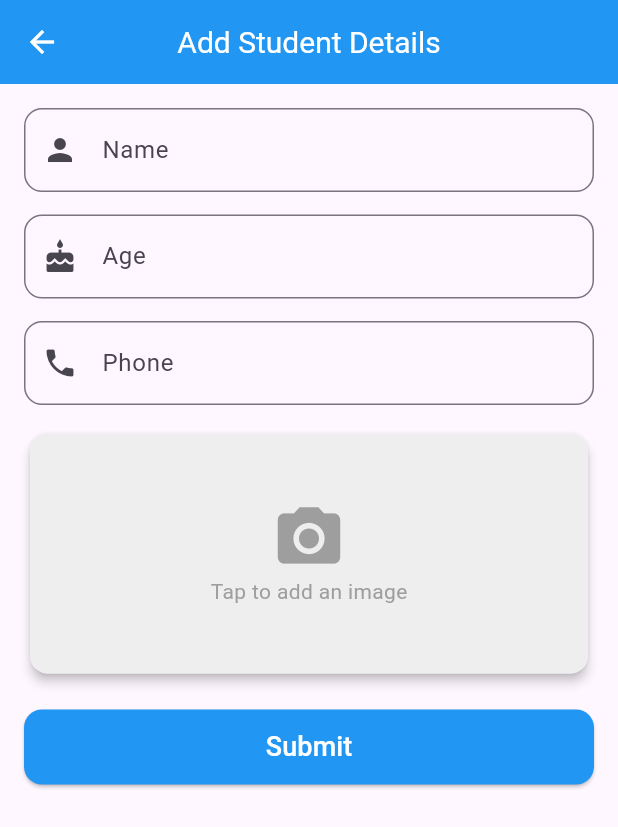
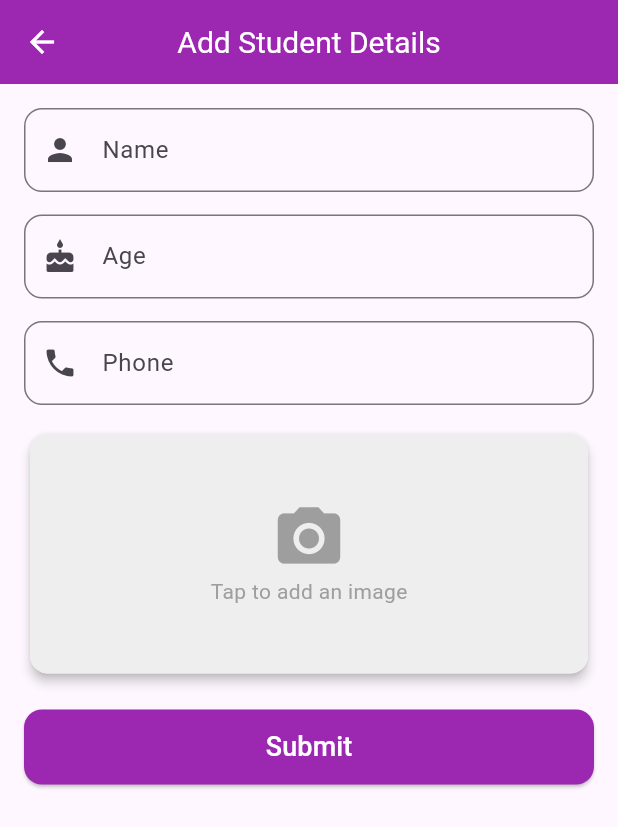
Before and after one commit to abhinandri/student_managmentApp_provider, a Flutter app: the HomePage screen opened directly, after a tap on the "add" icon, on a phone screen of 412 x 824 dp. Shown: the top 827 px of the screen. Run offline on Flutter 3.47's test engine with Material 3 defaults, Android fonts, the phone set to English and light mode, and no system bars; our stand-ins replace get, hive, hive_flutter, image_picker; accounts and stored records are empty.

Commit message:
First commit

```diff
--- a/lib/view/add_student.dart
+++ b/lib/view/add_student.dart
@@ -1,5 +1,6 @@
 import 'package:flutter/material.dart';
-import 'package:provider/provider.dart';
+import 'package:get/get.dart';
+
 import 'package:provider_student_app/controller/add_student_controller.dart';
 import 'package:provider_student_app/model/student_model.dart';
 import 'package:provider_student_app/view/custome_text.dart';
@@ -9,30 +10,21 @@ class AddStudent extends StatelessWidget {
   final int? index;
   AddStudent({super.key, this.student, this.index});
 
-  // final TextEditingController nameController = TextEditingController();
-  // final TextEditingController ageController = TextEditingController();
-  // final TextEditingController phoneController = TextEditingController();
+  final StudentController controller = Get.find<StudentController>();
+
   @override
   Widget build(BuildContext context) {
-    final studentProvider = Provider.of<StudentProvider>(context);
-
-    // if (student != null) {
-    //   nameController.text = student!.name;
-    //   ageController.text = student!.age;
-    //   phoneController.text = student!.phoneNumber;
-    // }
-
     return Scaffold(
       appBar: AppBar(
         title: CustomText(text: 'Add Student Details'),
-        backgroundColor: Colors.blue,
+        backgroundColor: Colors.purple,
         centerTitle: true,
         iconTheme: IconThemeData(color: Colors.white),
       ),
       body: Padding(
         padding: const EdgeInsets.all(16.0),
         child: Form(
-          key: studentProvider.formKey,
+          key: controller.formKey,
           child: SingleChildScrollView(
             child: Column(
               crossAxisAlignment: CrossAxisAlignment.start,
@@ -40,7 +32,7 @@ class AddStudent extends StatelessWidget {
                 // Name Field
                 TextFormField(
                   autovalidateMode: AutovalidateMode.onUserInteraction,
-                  controller: studentProvider.nameController,
+                  controller: controller.nameController,
                   decoration: InputDecoration(
                     labelText: 'Name',
                     border: OutlineInputBorder(
@@ -56,7 +48,7 @@ class AddStudent extends StatelessWidget {
                 // Age Field
                 TextFormField(
                   autovalidateMode: AutovalidateMode.onUserInteraction,
-                  controller: studentProvider.ageController,
+                  controller: controller.ageController,
                   decoration: InputDecoration(
                     labelText: 'Age',
                     border: OutlineInputBorder(
@@ -78,7 +70,7 @@ class AddStudent extends StatelessWidget {
                 // Phone Number Field
                 TextFormField(
                   autovalidateMode: AutovalidateMode.onUserInteraction,
-                  controller: studentProvider.numberController,
+                  controller: controller.numberController,
                   decoration: InputDecoration(
                     labelText: 'Phone',
                     border: OutlineInputBorder(
@@ -100,8 +92,9 @@ class AddStudent extends StatelessWidget {
                 // Image Picker
                 Center(
                   child: GestureDetector(
-                    onTap: studentProvider.pickImage,
-                    child: Card(
+                      onTap: controller.pickImage,
+                      child: Obx(
+                        () => Card(
                           shape: RoundedRectangleBorder(
                             borderRadius: BorderRadius.circular(12),
                           ),
@@ -113,7 +106,7 @@ class AddStudent extends StatelessWidget {
                               borderRadius: BorderRadius.circular(12),
                               color: Colors.grey[200],
                             ),
-                        child: studentProvider.image == null
+                            child: controller.image.value == null
                                 ? const Column(
                                     mainAxisAlignment: MainAxisAlignment.center,
                                     children: [
@@ -126,7 +119,7 @@ class AddStudent extends StatelessWidget {
                                 : ClipRRect(
                                     borderRadius: BorderRadius.circular(12),
                                     child: Image.file(
-                                  studentProvider.image!,
+                                      controller.image.value!,
                                       width: double.infinity,
                                       height: 160,
                                       fit: BoxFit.cover,
@@ -134,7 +127,7 @@ class AddStudent extends StatelessWidget {
                                   ),
                           ),
                         ),
-                  ),
+                      )),
                 ),
                 SizedBox(height: 20),
 
@@ -144,9 +137,9 @@ class AddStudent extends StatelessWidget {
                     width: double.infinity,
                     height: 50,
                     child: ElevatedButton(
-                      onPressed: () => studentProvider.submitForm(context),
+                      onPressed: () => controller.submitForm(context),
                       style: ElevatedButton.styleFrom(
-                        backgroundColor: Colors.blue,
+                        backgroundColor: Colors.purple,
                         shape: RoundedRectangleBorder(
                           borderRadius: BorderRadius.circular(12),
                         ),
--- a/lib/view/homepage.dart
+++ b/lib/view/homepage.dart
@@ -1,5 +1,6 @@
 import 'package:flutter/material.dart';
-import 'package:provider/provider.dart';
+import 'package:get/get.dart';
+
 import 'package:provider_student_app/controller/add_student_controller.dart';
 import 'package:provider_student_app/view/add_student.dart';
 import 'package:provider_student_app/view/custome_text.dart';
@@ -7,18 +8,19 @@ import 'package:provider_student_app/view/grideview.dart';
 import 'package:provider_student_app/view/listview.dart';
 
 class HomePage extends StatelessWidget {
-  const HomePage({super.key});
+  HomePage({super.key});
+
+  final StudentController studentController = Get.find<StudentController>();
+  final TextEditingController searchController = TextEditingController();
 
   @override
   Widget build(BuildContext context) {
-    TextEditingController searchController = TextEditingController();
-
     return DefaultTabController(
       length: 2, // Number of tabs
       child: Scaffold(
         appBar: AppBar(
           centerTitle: true,
-          backgroundColor: Colors.blue,
+          backgroundColor: Colors.purple,
           title: const CustomText(text: "Student Details"),
         ),
         body: Padding(
@@ -29,8 +31,7 @@ class HomePage extends StatelessWidget {
               TextField(
                 controller: searchController,
                 onChanged: (query) {
-                  Provider.of<StudentProvider>(context, listen: false)
-                      .searchStudent(query);
+                  studentController.searchStudent(query);
                 },
                 decoration: InputDecoration(
                   hintText: 'Search...',
@@ -40,7 +41,7 @@ class HomePage extends StatelessWidget {
                   ),
                   focusedBorder: OutlineInputBorder(
                     borderRadius: BorderRadius.circular(12),
-                    borderSide: BorderSide(color: Colors.blue, width: 1),
+                    borderSide: BorderSide(color: Colors.purple, width: 1),
                   ),
                 ),
               ),
@@ -48,8 +49,8 @@ class HomePage extends StatelessWidget {
 
               // TabBar Below Search Bar
               const TabBar(
-                labelColor: Colors.blue,
-                indicatorColor: Colors.blue,
+                labelColor: Colors.purple,
+                indicatorColor: Colors.purple,
                 tabs: [
                   Tab(icon: Icon(Icons.list), text: "List View"),
                   Tab(icon: Icon(Icons.grid_view), text: "Gride View"),
@@ -59,7 +60,7 @@ class HomePage extends StatelessWidget {
               const SizedBox(height: 10),
 
               // TabBarView
-              const Expanded(
+              Expanded(
                 child: TabBarView(
                   children: [
                     StudentListView(), // First tab content
@@ -72,10 +73,9 @@ class HomePage extends StatelessWidget {
         ),
         floatingActionButton: FloatingActionButton(
           onPressed: () {
-            Navigator.push(context,
-                MaterialPageRoute(builder: ((context) => AddStudent())));
+            Get.to(() => AddStudent());
           },
-          backgroundColor: Colors.blue,
+          backgroundColor: Colors.purple,
           child: Icon(
             Icons.add,
             color: Colors.white,
--- a/lib/view/listview.dart
+++ b/lib/view/listview.dart
@@ -1,30 +1,35 @@
-
 import 'dart:io';
 
 import 'package:flutter/material.dart';
-import 'package:provider/provider.dart';
+import 'package:get/get.dart';
 import 'package:provider_student_app/controller/add_student_controller.dart';
+
 import 'package:provider_student_app/view/custome_text.dart';
 import 'package:provider_student_app/view/details.dart';
 
-
 class StudentListView extends StatelessWidget {
-  const StudentListView({super.key});
-
+  StudentListView({super.key});
+  final StudentController studentController = Get.put(StudentController());
   @override
   Widget build(BuildContext context) {
-    return Consumer<StudentProvider>(
-      builder: (context, provider, child) {
-        if (provider.students.isEmpty) {
-          return const Center(child: Text("No students added yet!"));
+    return Obx(() {
+      final studentList = studentController.filteredStudents.isEmpty
+          ? studentController.students
+          : studentController.filteredStudents;
+
+      if (studentList.isEmpty) {
+        return Center(
+          child: Text('No students added yet!'),
+        );
       }
+
       return ListView.builder(
-          itemCount: provider.students.length,
+        itemCount: studentList.length,
         itemBuilder: (context, index) {
-            var student = provider.students[index];
+          var student = studentList[index];
           return GestureDetector(
-              onTap: (){
-                Navigator.push(context, MaterialPageRoute(builder: (context)=>Details(student:student, index: index,)));
+            onTap: () {
+              Get.to(() => Details(index: index, student: student));
             },
             child: Card(
               child: ListTile(
@@ -37,31 +42,20 @@ class StudentListView extends StatelessWidget {
                     Text("Age: ${student.age}, Phone: ${student.phoneNumber}"),
                 trailing: IconButton(
                   icon: const Icon(Icons.delete, color: Colors.red),
-                    onPressed: () {
-                      showDeleteDialog(context, provider, index);
-                      // provider.deleteStudent(index);
-                    },
+                  onPressed: () => showDeleteDialog(index, studentController),
                 ),
               ),
             ),
           );
         },
       );
-      },
-    );
+    });
   }
 }
 
-void showDeleteDialog(
-    BuildContext context, StudentProvider provider, int index) {
-  showDialog(
-    context: context,
-    builder: (context) {
-      return AlertDialog(
-        title: const CustomText(
-          text: 'Confirm Deletion',
-          color: Colors.black,
-        ),
+void showDeleteDialog(int index, StudentController studentController) {
+  Get.defaultDialog(
+    title: 'Confirm Deletion',
     content: const CustomText(
       text: 'Are you sure you want to delete this student?',
       color: Colors.black,
@@ -69,20 +63,17 @@ void showDeleteDialog(
     ),
     actions: [
       TextButton(
-            onPressed: () => Navigator.pop(context), // Close dialog
+        onPressed: () => Get.back(),
         child: const Text('Cancel', style: TextStyle(color: Colors.black)),
       ),
       TextButton(
         onPressed: () {
-              provider.deleteStudent(index);
-              Navigator.pop(context); // Close dialog after deleting
+          studentController.deleteStudent(index);
+          Get.back();
         },
         child: const Text('Delete',
-                style:
-                    TextStyle(color: Colors.red, fontWeight: FontWeight.bold)),
+            style: TextStyle(color: Colors.red, fontWeight: FontWeight.bold)),
       ),
     ],
   );
-    },
-  );
 }
--- a/lib/view/splash.dart
+++ b/lib/view/splash.dart
@@ -31,13 +31,13 @@ class Splash extends StatelessWidget {
       if (ModalRoute.of(context)?.isCurrent ?? false) {
         Navigator.pushReplacement(
           context,
-          MaterialPageRoute(builder: (context) => const HomePage()),
+          MaterialPageRoute(builder: (context) => HomePage()),
         );
       }
     });
 
     return Scaffold(
-      backgroundColor: Colors.blue,
+      backgroundColor: Colors.purple,
       body: TweenAnimationBuilder<double>(
         tween: Tween(begin: 0.0, end: 1.0),
         duration: const Duration(milliseconds: 1500),
--- a/pubspec.yaml
+++ b/pubspec.yaml
@@ -35,10 +35,11 @@ dependencies:
   # The following adds the Cupertino Icons font to your application.
   # Use with the CupertinoIcons class for iOS style icons.
   cupertino_icons: ^1.0.6
-  provider: ^6.1.2
+  # provider: ^6.1.2
   image_picker: ^1.1.2
   hive_flutter: ^1.1.0
   hive: ^2.2.3
+  get: ^4.6.6
 
 
 dev_dependencies:
```
Also changed, not shown: lib/controller/add_student_controller.dart (+49 -36 lines), lib/main.dart (+9 -11 lines), lib/view/details.dart (+16 -18 lines), lib/view/editPage.dart (+33 -19 lines), lib/view/grideview.dart (+33 -15 lines), pubspec.lock. Lines whose indentation alone changed are shown as unchanged.
